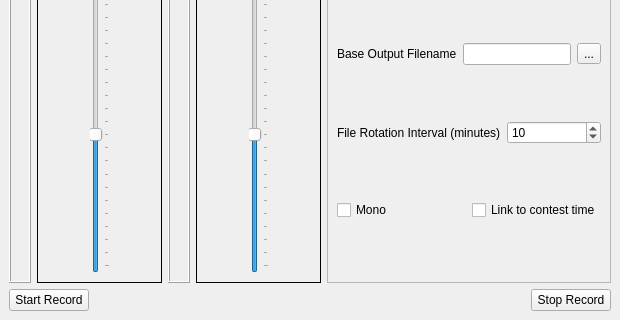
Rsclub22/Minos2-Mirror, file mqt/MqtRigRecorder/rcmainwindow.ui: the form before one commit; both pictures show x 0 to 620 and y 182 to 502 of the 620 by 502 pixel window.
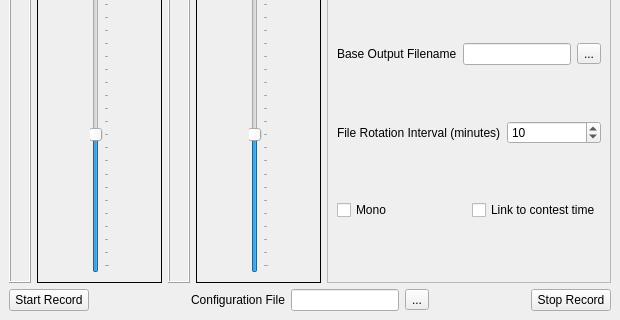
The form after the commit. Custom widgets are drawn as their Qt base class.

Commit message: Add selection of configuration file for e.g. different radios

What changed in the file:
```diff
--- a/mqt/MqtRigRecorder/rcmainwindow.ui
+++ b/mqt/MqtRigRecorder/rcmainwindow.ui
@@ -305,6 +305,36 @@
         </property>
        </widget>
       </item>
+      <item>
+       <spacer name="horizontalSpacer_2">
+        <property name="orientation">
+         <enum>Qt::Orientation::Horizontal</enum>
+        </property>
+        <property name="sizeHint" stdset="0">
+         <size>
+          <width>40</width>
+          <height>20</height>
+         </size>
+        </property>
+       </spacer>
+      </item>
+      <item>
+       <widget class="QLabel" name="label_5">
+        <property name="text">
+         <string>Configuration File</string>
+        </property>
+       </widget>
+      </item>
+      <item>
+       <widget class="QLineEdit" name="rrConfigEdit"/>
+      </item>
+      <item>
+       <widget class="QToolButton" name="rrConfigBrowse">
+        <property name="text">
+         <string>...</string>
+        </property>
+       </widget>
+      </item>
       <item>
        <spacer name="horizontalSpacer">
         <property name="orientation">
```
Left out of the diff: 34 changed lines with no effect on the pictures. The commit also changes 6 other files.
